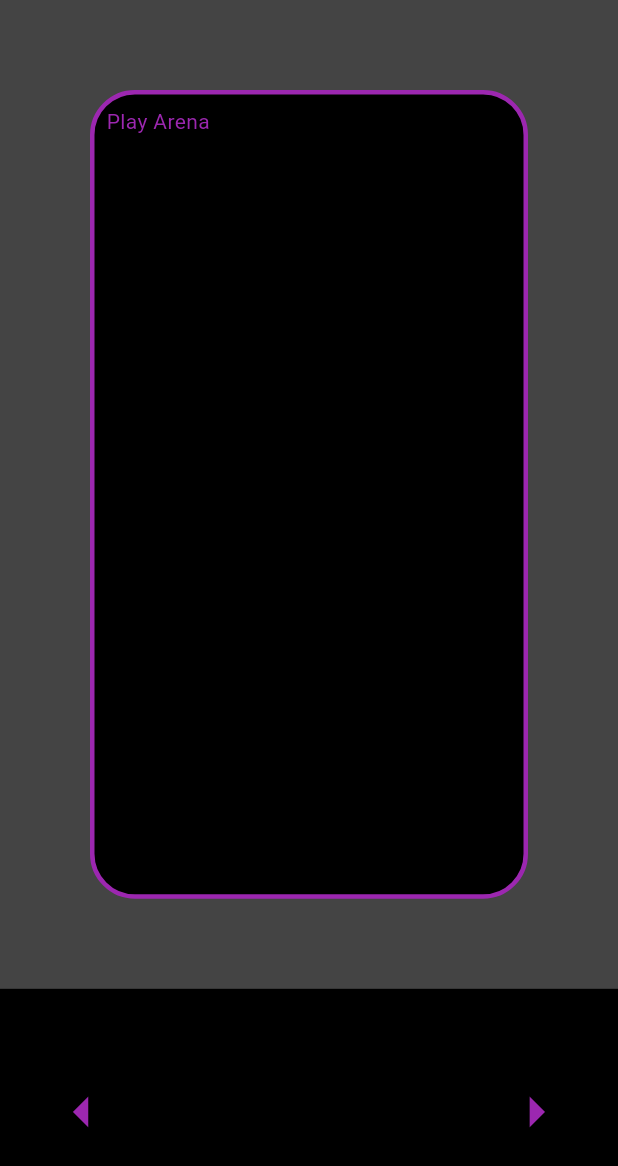
After one commit to Sudharsshan/Pong-Ping, a Flutter app: the screen it shows after launch, after a tap on "PLAY", on a phone screen of 412 x 824 dp. The commit adds this screen. Shown: the top 1166 px of the screen. Run offline on Flutter 3.47's test engine with Material 3 defaults, Android fonts, the light colour scheme and no system bars.

Commit message:
designed UI of Game Arena

```diff
--- a/pong_ping/lib/customEngine/ball_bouncer.dart
+++ b/pong_ping/lib/customEngine/ball_bouncer.dart
@@ -36,12 +36,12 @@ class BounceController extends State<BallBouncer> with SingleTickerProviderState
 
     // Calculate the exact velocity to go from paddleY up to startY
 
-    final startY = _ballY; // 0.5
+    final startY = _ballY; // 0.3
     // Using v^2 = 2 * g * Δy  →  v = sqrt(2 * g * (paddleY - startY))
     _initialVelocity = sqrt(2 * _gravity * (paddleY - startY));
 
     // start the ticker…
-    _ticker = this.createTicker(_onTick)..start();
+    _ticker = createTicker(_onTick)..start();
   }
 
   void _onTick(Duration elapsed) {
--- /dev/null
+++ b/pong_ping/lib/customEngine/gameEngine.dart
@@ -0,0 +1,24 @@
+import 'package:flutter/material.dart';
+
+class GameEngine extends StatefulWidget{
+
+  @override
+  GameEngineState createState() => GameEngineState();
+}
+
+class GameEngineState extends State<GameEngine> with SingleTickerProviderStateMixin{
+
+  @override
+  Widget build(BuildContext context){
+
+    return Container(
+      padding: EdgeInsets.all(8),
+      decoration: BoxDecoration(
+        color: Colors.black,
+        border: Border.all(color: Colors.purple, width: 3),
+        borderRadius: BorderRadius.circular(30)
+      ),
+      child: Text('Play Arena', style: TextStyle(color: Colors.purple),),
+    );
+  }
+}
--- /dev/null
+++ b/pong_ping/lib/pages/game_arena.dart
@@ -0,0 +1,88 @@
+import 'package:flutter/material.dart';
+import 'package:pong_ping/customEngine/gameEngine.dart';
+
+class GameArena extends StatefulWidget{
+  const GameArena({super.key});
+
+
+  @override
+  GameArenaState createState() => GameArenaState();
+}
+
+class GameArenaState extends State<GameArena> with SingleTickerProviderStateMixin{
+
+  // some variables for positions
+  double upperPing = 0, lowerPing = 0;
+
+  @override
+  void initState() {
+    super.initState();
+  }
+
+  void goLeft(){
+    // make the platform go left
+  }
+
+  void goRight(){
+    //make the platform go right
+  }
+
+  @override
+  Widget build(BuildContext context) {
+    return Scaffold(
+      backgroundColor: Colors.black,
+      body: Column(
+        children: [
+          // Game space
+          Expanded(
+            flex: 4,
+            child: Container(
+              width: MediaQuery.sizeOf(context).width,
+              color: const Color.fromARGB(255, 68, 68, 68),
+              padding: EdgeInsets.all(60),
+              child: GameEngine(),
+            )
+          ),
+
+          // Control buttons
+          Expanded(
+            flex: 1,
+            child: Row(
+              mainAxisAlignment: MainAxisAlignment.spaceBetween,
+              children: [
+                // Left button
+                IconButton(
+                  onPressed: ()=> {
+                    setState(() {
+                      goLeft();
+                    })
+                  },
+                  icon: Icon(Icons.arrow_left),
+                  iconSize: MediaQuery.sizeOf(context).width*0.12,
+                  padding: EdgeInsets.symmetric(vertical: 15, horizontal: 30),
+                  color: Colors.purple,
+                ),
+
+                // Right button
+                IconButton(
+                  onPressed: ()=> {
+                    setState(() {
+                      goLeft();
+                    })
+                  },
+                  icon: Icon(Icons.arrow_right),
+                  iconSize: MediaQuery.sizeOf(context).width*0.12,
+                  padding: EdgeInsets.symmetric(vertical: 15, horizontal: 30),
+                  color: Colors.purple,
+                )
+
+              ],
+            )
+          )
+        ],
+      ),
+    );
+
+
+  }
+}
--- a/pong_ping/lib/pages/mainscreen.dart
+++ b/pong_ping/lib/pages/mainscreen.dart
@@ -1,5 +1,6 @@
 import 'package:flutter/material.dart';
 import 'package:pong_ping/customEngine/ball_bouncer.dart';
+import 'package:pong_ping/pages/game_arena.dart';
 
 class Mainscreen extends StatelessWidget{
   const Mainscreen({super.key});
@@ -13,13 +14,22 @@ class Mainscreen extends StatelessWidget{
         child: Stack(
           alignment: Alignment(0, 0),
           children: [
+            // Background animation
              BallBouncer(),
 
+             // Buttons
              ConstrainedBox(
               constraints: BoxConstraints(maxWidth: 200, maxHeight: 200),
               child: ListView(
                 children: [
-                    GestureDetector(
+                  // Play button
+                  GestureDetector(
+                    onTap: () {
+                      // Navigate user to change password page
+                      Navigator.of(context).push(MaterialPageRoute(
+                          builder: (BuildContext context) =>
+                              GameArena()));
+                    },
                       child: Container(
                         padding: EdgeInsets.all(20),
                         decoration: BoxDecoration(
@@ -53,6 +63,10 @@ class Mainscreen extends StatelessWidget{
         )
         )
     );
+
+    void startGame(){
+
+    }
   }
 
   // navigate to settings page
```
